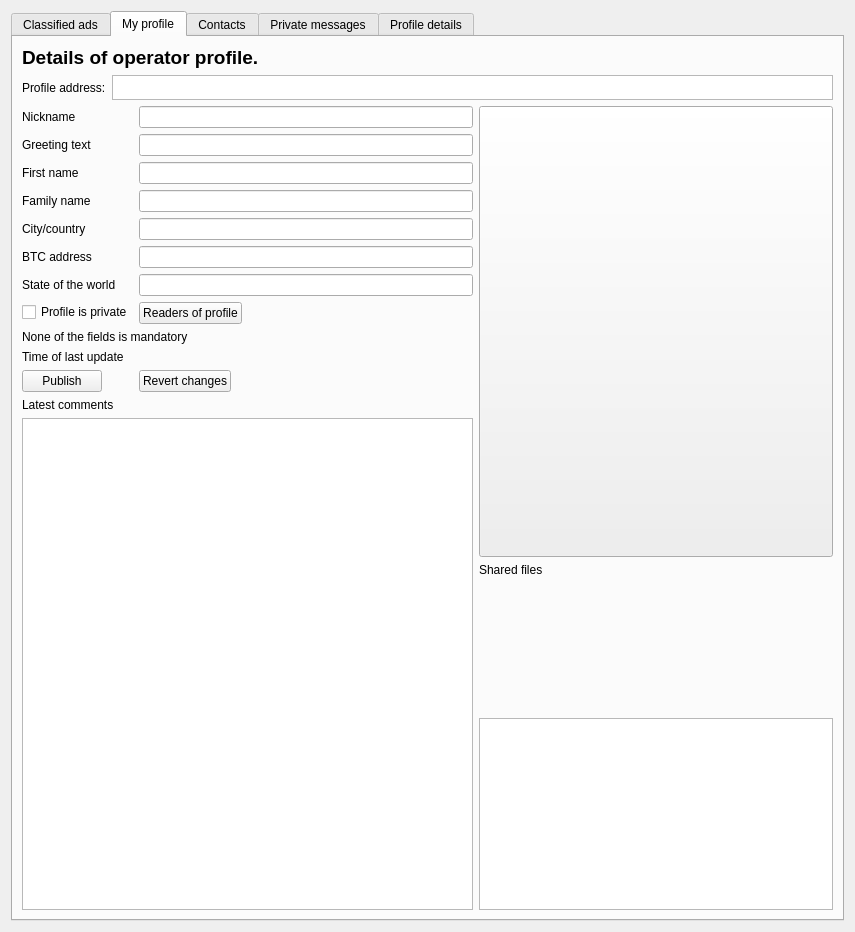
operatornormal/classified-ads, file frontWidget.ui: the form before one commit.
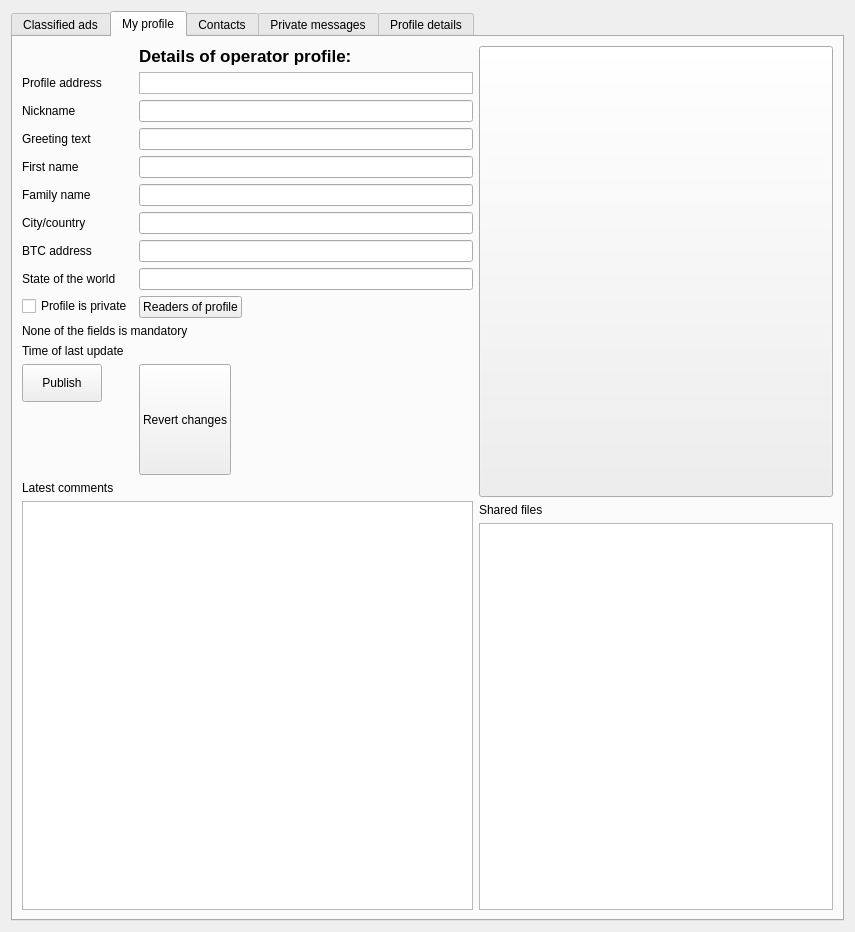
The form after the commit. The open tabs and pages were chosen to show the change. Icons and pictures are not drawn.

Commit message: Made main window slightly smaller vertically. Added button in "view profile" tab for adding profile to contacts.

Patch:
```diff
--- a/frontWidget.ui
+++ b/frontWidget.ui
@@ -162,70 +162,48 @@
       </attribute>
       <layout class="QHBoxLayout" name="horizontalLayout">
        <item>
-        <layout class="QGridLayout" name="gridLayoutInsideMyProfile" rowstretch="0,0,1" columnstretch="1,0">
+        <layout class="QGridLayout" name="gridLayoutInsideMyProfile" rowstretch="0,0" columnstretch="1,0">
          <property name="sizeConstraint">
           <enum>QLayout::SetDefaultConstraint</enum>
          </property>
-         <item row="1" column="0">
+         <item row="0" column="0">
           <layout class="QFormLayout" name="profileDataFieldsLayout">
            <property name="fieldGrowthPolicy">
             <enum>QFormLayout::ExpandingFieldsGrow</enum>
            </property>
+           <item row="2" column="0">
+            <widget class="QLabel" name="profileAddressLabel">
+             <property name="text">
+              <string>Profile address</string>
+             </property>
+            </widget>
+           </item>
+           <item row="2" column="1">
+            <widget class="QTextBrowser" name="profileAddressValue">
+             <property name="maximumSize">
+              <size>
+               <width>16777215</width>
+               <height>22</height>
+              </size>
+             </property>
+             <property name="font">
+              <font>
+               <pointsize>10</pointsize>
+              </font>
+             </property>
+             <property name="verticalScrollBarPolicy">
+              <enum>Qt::ScrollBarAlwaysOff</enum>
+             </property>
+            </widget>
+           </item>
+           <item row="3" column="0">
+            <widget class="QLabel" name="profileNickNameLabel">
+             <property name="text">
+              <string>Nickname</string>
+             </property>
+            </widget>
+           </item>
            <item row="3" column="1">
-            <widget class="QLineEdit" name="greetingTextEdit">
-             <property name="toolTip">
-              <string>For the rest of the world. </string>
-             </property>
-            </widget>
-           </item>
-           <item row="5" column="1">
-            <widget class="QLineEdit" name="firstNameEdit">
-             <property name="text">
-              <string/>
-             </property>
-            </widget>
-           </item>
-           <item row="7" column="1">
-            <widget class="QLineEdit" name="familyNameEdit"/>
-           </item>
-           <item row="9" column="1">
-            <widget class="QLineEdit" name="cityCountryEdit"/>
-           </item>
-           <item row="11" column="1">
-            <widget class="QLineEdit" name="btcAddressEdit">
-             <property name="toolTip">
-              <string>If you wish to receive payments via BTC, include your BTC address too.</string>
-             </property>
-            </widget>
-           </item>
-           <item row="13" column="1">
-            <widget class="QLineEdit" name="stateOfTheWorldEdit">
-             <property name="toolTip">
-              <string>Longer explanation about state of the world</string>
-             </property>
-            </widget>
-           </item>
-           <item row="17" column="0" colspan="2">
-            <widget class="QLabel" name="profileAddressLabel_2">
-             <property name="text">
-              <string>None of the fields is mandatory</string>
-             </property>
-            </widget>
-           </item>
-           <item row="23" column="1">
-            <widget class="QPushButton" name="revertChangesButton">
-             <property name="sizePolicy">
-              <sizepolicy hsizetype="Preferred" vsizetype="MinimumExpanding">
-               <horstretch>0</horstretch>
-               <verstretch>0</verstretch>
-              </sizepolicy>
-             </property>
-             <property name="text">
-              <string>Revert changes</string>
-             </property>
-            </widget>
-           </item>
-           <item row="1" column="1">
             <widget class="QLineEdit" name="profileNickNameEdit">
              <property name="minimumSize">
               <size>
@@ -235,100 +213,161 @@
              </property>
             </widget>
            </item>
-           <item row="1" column="0">
-            <widget class="QLabel" name="profileNickNameLabel">
-             <property name="text">
-              <string>Nickname</string>
-             </property>
-            </widget>
-           </item>
-           <item row="3" column="0">
+           <item row="5" column="0">
             <widget class="QLabel" name="greetingTextLabel">
              <property name="text">
               <string>Greeting text</string>
              </property>
             </widget>
            </item>
-           <item row="5" column="0">
-            <widget class="QLabel" name="profileNickNameLabel_3">
-             <property name="text">
-              <string>First name</string>
+           <item row="5" column="1">
+            <widget class="QLineEdit" name="greetingTextEdit">
+             <property name="toolTip">
+              <string>For the rest of the world. </string>
              </property>
             </widget>
            </item>
            <item row="7" column="0">
-            <widget class="QLabel" name="profileNickNameLabel_4">
+            <widget class="QLabel" name="profileNickNameLabel_3">
              <property name="text">
-              <string>Family name</string>
+              <string>First name</string>
+             </property>
+            </widget>
+           </item>
+           <item row="7" column="1">
+            <widget class="QLineEdit" name="firstNameEdit">
+             <property name="text">
+              <string/>
              </property>
             </widget>
            </item>
            <item row="9" column="0">
+            <widget class="QLabel" name="profileNickNameLabel_4">
+             <property name="text">
+              <string>Family name</string>
+             </property>
+            </widget>
+           </item>
+           <item row="9" column="1">
+            <widget class="QLineEdit" name="familyNameEdit"/>
+           </item>
+           <item row="11" column="0">
             <widget class="QLabel" name="profileNickNameLabel_5">
              <property name="text">
               <string>City/country</string>
              </property>
             </widget>
            </item>
+           <item row="11" column="1">
+            <widget class="QLineEdit" name="cityCountryEdit"/>
+           </item>
            <item row="13" column="0">
-            <widget class="QLabel" name="stateOfTheWorldLabel">
-             <property name="text">
-              <string>State of the world</string>
-             </property>
-            </widget>
-           </item>
-           <item row="11" column="0">
             <widget class="QLabel" name="btcAddressLabel">
              <property name="text">
               <string>BTC address</string>
              </property>
             </widget>
            </item>
-           <item row="23" column="0">
-            <widget class="QPushButton" name="publisChangesButton">
-             <property name="sizePolicy">
-              <sizepolicy hsizetype="Preferred" vsizetype="Minimum">
-               <horstretch>0</horstretch>
-               <verstretch>0</verstretch>
-              </sizepolicy>
-             </property>
-             <property name="text">
-              <string>Publish</string>
+           <item row="13" column="1">
+            <widget class="QLineEdit" name="btcAddressEdit">
+             <property name="toolTip">
+              <string>If you wish to receive payments via BTC, include your BTC address too.</string>
              </property>
             </widget>
            </item>
            <item row="15" column="0">
+            <widget class="QLabel" name="stateOfTheWorldLabel">
+             <property name="text">
+              <string>State of the world</string>
+             </property>
+            </widget>
+           </item>
+           <item row="15" column="1">
+            <widget class="QLineEdit" name="stateOfTheWorldEdit">
+             <property name="toolTip">
+              <string>Longer explanation about state of the world</string>
+             </property>
+            </widget>
+           </item>
+           <item row="17" column="0">
             <widget class="QCheckBox" name="isPrivateCheckbox">
              <property name="text">
               <string>Profile is private</string>
              </property>
             </widget>
            </item>
-           <item row="15" column="1">
+           <item row="17" column="1">
             <widget class="QPushButton" name="profileReadersButton">
              <property name="text">
               <string>Readers of profile</string>
              </property>
             </widget>
            </item>
-           <item row="19" column="0">
+           <item row="19" column="0" colspan="2">
+            <widget class="QLabel" name="profileAddressLabel_2">
+             <property name="text">
+              <string>None of the fields is mandatory</string>
+             </property>
+            </widget>
+           </item>
+           <item row="21" column="0">
             <widget class="QLabel" name="timeOfLastUpdateLabel">
              <property name="text">
               <string>Time of last update</string>
              </property>
             </widget>
            </item>
-           <item row="19" column="1">
+           <item row="21" column="1">
             <widget class="QLabel" name="timeOfLastUpdateValue">
              <property name="text">
               <string/>
              </property>
             </widget>
            </item>
+           <item row="25" column="0">
+            <widget class="QPushButton" name="publisChangesButton">
+             <property name="sizePolicy">
+              <sizepolicy hsizetype="Preferred" vsizetype="Minimum">
+               <horstretch>0</horstretch>
+               <verstretch>0</verstretch>
+              </sizepolicy>
+             </property>
+             <property name="text">
+              <string>Publish</string>
+             </property>
+            </widget>
+           </item>
+           <item row="25" column="1">
+            <widget class="QPushButton" name="revertChangesButton">
+             <property name="sizePolicy">
+              <sizepolicy hsizetype="Preferred" vsizetype="MinimumExpanding">
+               <horstretch>0</horstretch>
+               <verstretch>0</verstretch>
+              </sizepolicy>
+             </property>
+             <property name="text">
+              <string>Revert changes</string>
+             </property>
+            </widget>
+           </item>
+           <item row="1" column="1">
+            <widget class="QLabel" name="label">
+             <property name="font">
+              <font>
+               <pointsize>13</pointsize>
+               <weight>75</weight>
+               <bold>true</bold>
+              </font>
+             </property>
+             <property name="text">
+              <string>Details of operator profile:</string>
+             </property>
+            </widget>
+           </item>
           </layout>
          </item>
-         <item row="1" column="1" rowspan="2">
-          <layout class="QVBoxLayout" name="rightSideLayout" stretch="0,0,1">
+         <item row="0" column="1" rowspan="2">
+          <layout class="QVBoxLayout" name="rightSideLayout" stretch="0,0,0">
            <property name="sizeConstraint">
             <enum>QLayout::SetMaximumSize</enum>
            </property>
@@ -380,17 +419,17 @@
              </property>
             </widget>
            </item>
-           <item alignment="Qt::AlignBottom">
+           <item>
             <widget class="QListView" name="sharedFilesView">
              <property name="sizePolicy">
-              <sizepolicy hsizetype="Expanding" vsizetype="MinimumExpanding">
+              <sizepolicy hsizetype="Expanding" vsizetype="Expanding">
                <horstretch>0</horstretch>
                <verstretch>0</verstretch>
               </sizepolicy>
              </property>
              <property name="minimumSize">
               <size>
-               <width>0</width>
+               <width>25</width>
                <height>25</height>
               </size>
              </property>
@@ -404,7 +443,7 @@
            </item>
           </layout>
          </item>
-         <item row="2" column="0">
+         <item row="1" column="0">
           <layout class="QVBoxLayout" name="latestCommentsLayout" stretch="0,1">
            <property name="sizeConstraint">
             <enum>QLayout::SetMaximumSize</enum>
@@ -443,86 +482,6 @@
            </item>
           </layout>
          </item>
-         <item row="0" column="0" colspan="2">
-          <layout class="QFormLayout" name="profileAddressLayout">
-           <property name="sizeConstraint">
-            <enum>QLayout::SetFixedSize</enum>
-           </property>
-           <property name="fieldGrowthPolicy">
-            <enum>QFormLayout::ExpandingFieldsGrow</enum>
-           </property>
-           <property name="labelAlignment">
-            <set>Qt::AlignRight|Qt::AlignTrailing|Qt::AlignVCenter</set>
-           </property>
-           <property name="formAlignment">
-            <set>Qt::AlignLeading|Qt::AlignLeft|Qt::AlignTop</set>
-           </property>
-           <item row="0" column="0" colspan="2">
-            <widget class="QLabel" name="detailsExplanationLabel">
-             <property name="sizePolicy">
-              <sizepolicy hsizetype="MinimumExpanding" vsizetype="MinimumExpanding">
-               <horstretch>0</horstretch>
-               <verstretch>0</verstretch>
-              </sizepolicy>
-             </property>
-             <property name="font">
-              <font>
-               <pointsize>14</pointsize>
-               <weight>75</weight>
-               <bold>true</bold>
-              </font>
-             </property>
-             <property name="text">
-              <string>Details of operator profile.</string>
-             </property>
-            </widget>
-           </item>
-           <item row="1" column="0">
-            <widget class="QLabel" name="profileAddressLabel">
-             <property name="sizePolicy">
-              <sizepolicy hsizetype="MinimumExpanding" vsizetype="MinimumExpanding">
-               <horstretch>0</horstretch>
-               <verstretch>0</verstretch>
-              </sizepolicy>
-             </property>
-             <property name="text">
-              <string>Profile address:</string>
-             </property>
-            </widget>
-           </item>
-           <item row="1" column="1">
-            <widget class="QTextBrowser" name="profileAddressValue">
-             <property name="sizePolicy">
-              <sizepolicy hsizetype="MinimumExpanding" vsizetype="Minimum">
-               <horstretch>0</horstretch>
-               <verstretch>0</verstretch>
-              </sizepolicy>
-             </property>
-             <property name="minimumSize">
-              <size>
-               <width>0</width>
-               <height>25</height>
-              </size>
-             </property>
-             <property name="maximumSize">
-              <size>
-               <width>16777215</width>
-               <height>25</height>
-              </size>
-             </property>
-             <property name="toolTip">
-              <string>This is your real address inside network. This is where messages destined to you are sent.</string>
-             </property>
-             <property name="verticalScrollBarPolicy">
-              <enum>Qt::ScrollBarAlwaysOff</enum>
-             </property>
-             <property name="horizontalScrollBarPolicy">
-              <enum>Qt::ScrollBarAlwaysOff</enum>
-             </property>
-            </widget>
-           </item>
-          </layout>
-         </item>
         </layout>
        </item>
       </layout>
```
Left out of the diff: 14 changed lines with no effect on the pictures. The commit also changes 3 other files.
